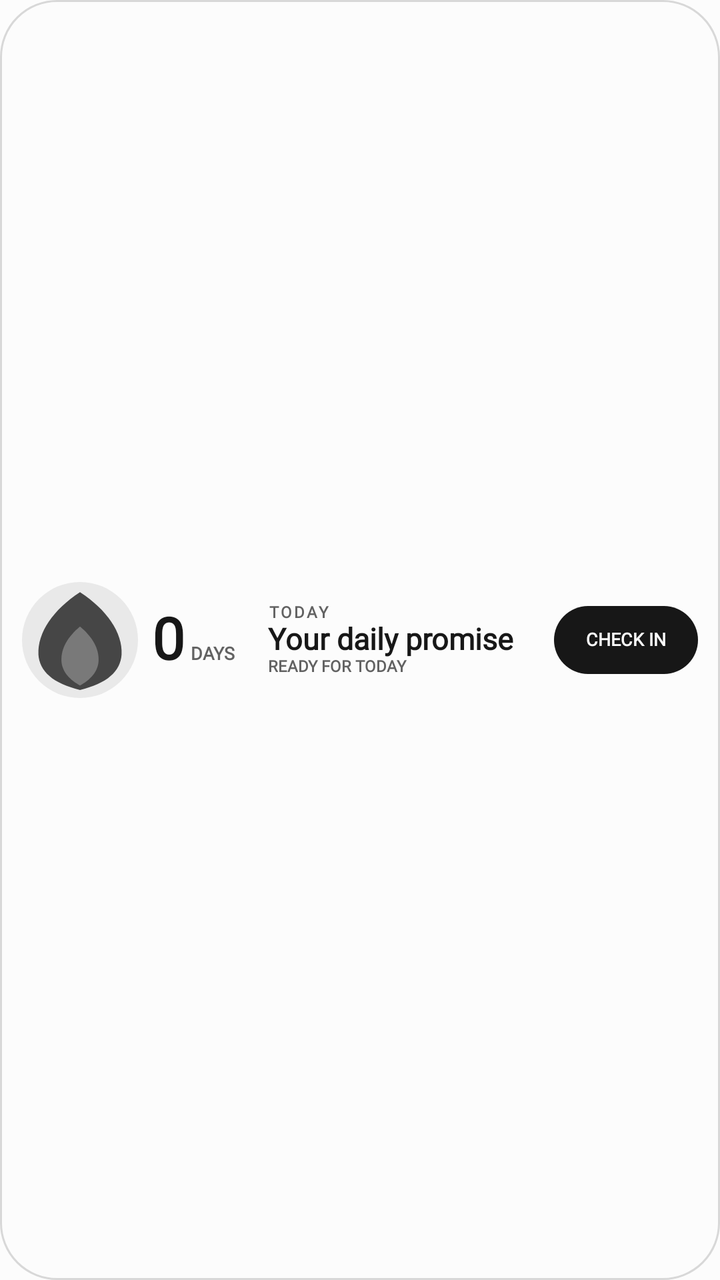
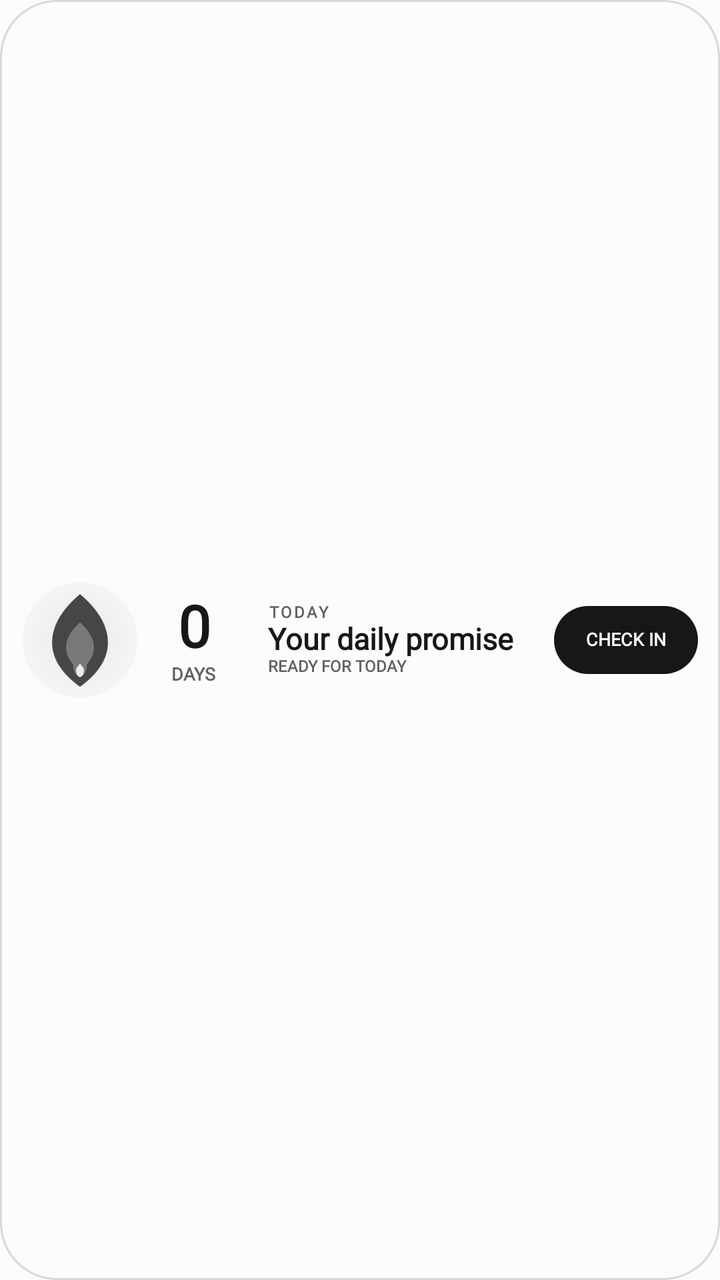

Screens rendered from an Android XML layout before and after an edit, with the pre-edit source and the edit as a unified diff.
<!-- AndroidManifest.xml: application theme Theme.StreakWidget -->
<!-- res/layout/widget_layout_wide.xml -->
<?xml version="1.0" encoding="utf-8"?>
<FrameLayout xmlns:android="http://schemas.android.com/apk/res/android"
    android:id="@+id/widget_background"
    android:layout_width="match_parent"
    android:layout_height="match_parent"
    android:background="@drawable/widget_bg_shape"
    android:padding="11dp">

    <LinearLayout android:layout_width="match_parent" android:layout_height="match_parent" android:gravity="center_vertical" android:orientation="horizontal">
        <FrameLayout android:layout_width="58dp" android:layout_height="58dp">
            <ImageView android:id="@+id/widget_flame_glow" android:layout_width="58dp" android:layout_height="58dp" android:layout_gravity="center" android:contentDescription="@null" android:src="@drawable/widget_flame_glow" />
            <ImageView android:id="@+id/widget_flame_outer" android:layout_width="52dp" android:layout_height="52dp" android:layout_gravity="center" android:contentDescription="@null" android:src="@drawable/ic_widget_flame_outer" />
            <ImageView android:id="@+id/widget_flame_inner" android:layout_width="32dp" android:layout_height="32dp" android:layout_gravity="center_horizontal|bottom" android:layout_marginBottom="5dp" android:contentDescription="@null" android:src="@drawable/ic_widget_flame_inner" />
        </FrameLayout>
        <LinearLayout android:layout_width="56dp" android:layout_height="match_parent" android:gravity="center" android:orientation="vertical">
            <LinearLayout android:layout_width="wrap_content" android:layout_height="wrap_content" android:gravity="bottom" android:orientation="horizontal">
                <TextView android:id="@+id/widget_streak_count" style="@style/WidgetText" android:layout_width="wrap_content" android:layout_height="wrap_content" android:includeFontPadding="false" android:text="@string/widget_preview_count" android:textColor="@color/widget_text_primary" android:textSize="29sp" android:textStyle="bold" />
                <TextView android:id="@+id/widget_streak_label" style="@style/WidgetText" android:layout_width="wrap_content" android:layout_height="wrap_content" android:layout_marginStart="3dp" android:includeFontPadding="false" android:text="@string/widget_preview_days" android:textColor="@color/widget_text_muted" android:textSize="9sp" android:textStyle="bold" />
            </LinearLayout>
        </LinearLayout>
        <LinearLayout android:layout_width="0dp" android:layout_height="match_parent" android:layout_marginStart="9dp" android:layout_weight="1" android:gravity="center_vertical" android:orientation="vertical">
            <TextView android:id="@+id/widget_eyebrow" style="@style/WidgetText" android:layout_width="match_parent" android:layout_height="wrap_content" android:includeFontPadding="false" android:letterSpacing="0.14" android:text="@string/widget_preview_today" android:textColor="@color/widget_text_muted" android:textSize="8sp" android:textStyle="bold" />
            <TextView android:id="@+id/widget_habit_name" style="@style/WidgetText" android:layout_width="match_parent" android:layout_height="wrap_content" android:ellipsize="end" android:includeFontPadding="false" android:maxLines="1" android:text="@string/widget_preview_goal" android:textColor="@color/widget_text_primary" android:textSize="15sp" android:textStyle="bold" />
            <TextView android:id="@+id/widget_status" style="@style/WidgetText" android:layout_width="match_parent" android:layout_height="wrap_content" android:ellipsize="end" android:includeFontPadding="false" android:maxLines="1" android:text="@string/widget_preview_status" android:textColor="@color/widget_text_muted" android:textSize="8sp" android:textStyle="bold" />
            <TextView android:id="@+id/widget_task_progress" style="@style/WidgetText" android:layout_width="match_parent" android:layout_height="wrap_content" android:ellipsize="end" android:includeFontPadding="false" android:maxLines="1" android:textColor="@color/widget_text_muted" android:textSize="9sp" android:textStyle="bold" android:visibility="gone" />
        </LinearLayout>
        <TextView android:id="@+id/widget_check_in" style="@style/WidgetText" android:layout_width="72dp" android:layout_height="34dp" android:layout_marginStart="10dp" android:background="@drawable/widget_action_shape" android:gravity="center" android:includeFontPadding="false" android:text="@string/widget_preview_check_in" android:textColor="@color/widget_action_text" android:textSize="9sp" android:textStyle="bold" />
    </LinearLayout>
</FrameLayout>
<!-- resources referenced by this layout -->
<resources>
  <color name="widget_action_text">#FCFCFC</color>
  <color name="widget_text_muted">#626262</color>
  <color name="widget_text_primary">#171717</color>
  <!-- drawable ic_widget_flame_inner (drawable) -->
  <?xml version="1.0" encoding="utf-8"?>
  <vector xmlns:android="http://schemas.android.com/apk/res/android"
      android:width="100dp"
      android:height="100dp"
      android:viewportWidth="100"
      android:viewportHeight="100">
      <path
          android:fillColor="@color/widget_flame_idle_inner"
          android:pathData="M50,4 C69,20 80,38 79,58 C78,75 65,88 50,96 C35,88 22,75 21,58 C20,38 31,20 50,4 Z" />
  </vector>
  <!-- drawable ic_widget_flame_outer (drawable) -->
  <?xml version="1.0" encoding="utf-8"?>
  <vector xmlns:android="http://schemas.android.com/apk/res/android"
      android:width="100dp"
      android:height="100dp"
      android:viewportWidth="100"
      android:viewportHeight="100">
      <path
          android:fillColor="@color/widget_flame_idle_outer"
          android:pathData="M50,4 C76,21 91,43 90,64 C89,80 76,92 50,98 C24,92 11,80 10,64 C9,43 24,21 50,4 Z" />
  </vector>
  <!-- drawable widget_action_shape (drawable) -->
  <?xml version="1.0" encoding="utf-8"?>
  <shape xmlns:android="http://schemas.android.com/apk/res/android" android:shape="rectangle">
      <solid android:color="@color/widget_action_surface" />
      <corners android:radius="18dp" />
  </shape>
  <!-- drawable widget_bg_shape (drawable) -->
  <?xml version="1.0" encoding="utf-8"?>
  <shape xmlns:android="http://schemas.android.com/apk/res/android" android:shape="rectangle">
      <solid android:color="@color/widget_surface" />
      <corners android:radius="28dp" />
      <stroke
          android:width="1dp"
          android:color="@color/widget_outline" />
  </shape>
  <!-- drawable widget_flame_glow (drawable) -->
  <?xml version="1.0" encoding="utf-8"?>
  <shape xmlns:android="http://schemas.android.com/apk/res/android" android:shape="oval">
      <solid android:color="@color/widget_flame_idle_glow" />
  </shape>
  <string name="widget_preview_check_in">CHECK IN</string>
  <string name="widget_preview_count">0</string>
  <string name="widget_preview_days">DAYS</string>
  <string name="widget_preview_goal">Your daily promise</string>
  <string name="widget_preview_status">READY FOR TODAY</string>
  <string name="widget_preview_today">TODAY</string>
  <style name="WidgetText">
          <item name="android:fontFamily">serif</item>
      </style>
  <style name="Theme.StreakWidget" parent="android:Theme.Material.Light.NoActionBar">
          <item name="android:windowBackground">#FCFCFC</item>
          <item name="android:colorAccent">#151515</item>
          <item name="android:statusBarColor">#FCFCFC</item>
          <item name="android:navigationBarColor">#FCFCFC</item>
          <item name="android:windowLightStatusBar">true</item>
          <item name="android:windowNoTitle">true</item>
      </style>
  <color name="widget_flame_idle_inner">#797979</color>
  <color name="widget_flame_idle_outer">#464646</color>
  <color name="widget_action_surface">#171717</color>
  <color name="widget_surface">#FCFCFC</color>
  <color name="widget_outline">#D8D8D8</color>
  <color name="widget_flame_idle_glow">#14171717</color>
</resources>

<!-- the commit's change to res/layout/widget_layout_wide.xml (unified diff, before → after) -->
@@ -10,12 +10,13 @@
         <FrameLayout android:layout_width="58dp" android:layout_height="58dp">
             <ImageView android:id="@+id/widget_flame_glow" android:layout_width="58dp" android:layout_height="58dp" android:layout_gravity="center" android:contentDescription="@null" android:src="@drawable/widget_flame_glow" />
             <ImageView android:id="@+id/widget_flame_outer" android:layout_width="52dp" android:layout_height="52dp" android:layout_gravity="center" android:contentDescription="@null" android:src="@drawable/ic_widget_flame_outer" />
+            <ImageView android:id="@+id/widget_flame_mid" android:layout_width="40dp" android:layout_height="40dp" android:layout_gravity="center" android:contentDescription="@null" android:src="@drawable/ic_widget_flame_mid" />
             <ImageView android:id="@+id/widget_flame_inner" android:layout_width="32dp" android:layout_height="32dp" android:layout_gravity="center_horizontal|bottom" android:layout_marginBottom="5dp" android:contentDescription="@null" android:src="@drawable/ic_widget_flame_inner" />
         </FrameLayout>
         <LinearLayout android:layout_width="56dp" android:layout_height="match_parent" android:gravity="center" android:orientation="vertical">
-            <LinearLayout android:layout_width="wrap_content" android:layout_height="wrap_content" android:gravity="bottom" android:orientation="horizontal">
-                <TextView android:id="@+id/widget_streak_count" style="@style/WidgetText" android:layout_width="wrap_content" android:layout_height="wrap_content" android:includeFontPadding="false" android:text="@string/widget_preview_count" android:textColor="@color/widget_text_primary" android:textSize="29sp" android:textStyle="bold" />
-                <TextView android:id="@+id/widget_streak_label" style="@style/WidgetText" android:layout_width="wrap_content" android:layout_height="wrap_content" android:layout_marginStart="3dp" android:includeFontPadding="false" android:text="@string/widget_preview_days" android:textColor="@color/widget_text_muted" android:textSize="9sp" android:textStyle="bold" />
+            <LinearLayout android:layout_width="56dp" android:layout_height="wrap_content" android:gravity="center" android:orientation="vertical">
+                <TextView android:id="@+id/widget_streak_count" style="@style/WidgetText" android:layout_width="50dp" android:layout_height="wrap_content" android:gravity="center" android:includeFontPadding="false" android:autoSizeTextType="uniform" android:autoSizeMinTextSize="15sp" android:autoSizeMaxTextSize="29sp" android:autoSizeStepGranularity="1sp" android:text="@string/widget_preview_count" android:textColor="@color/widget_text_primary" android:textSize="29sp" android:textStyle="bold" />
+                <TextView android:id="@+id/widget_streak_label" style="@style/WidgetText" android:layout_width="wrap_content" android:layout_height="wrap_content" android:layout_marginTop="1dp" android:includeFontPadding="false" android:text="@string/widget_preview_days" android:textColor="@color/widget_text_muted" android:textSize="9sp" android:textStyle="bold" />
             </LinearLayout>
         </LinearLayout>
         <LinearLayout android:layout_width="0dp" android:layout_height="match_parent" android:layout_marginStart="9dp" android:layout_weight="1" android:gravity="center_vertical" android:orientation="vertical">
<!-- resource entries referenced after the edit -->
@@ -10,9 +10,26 @@
       android:height="100dp"
       android:viewportWidth="100"
       android:viewportHeight="100">
+      
       <path
           android:fillColor="@color/widget_flame_idle_inner"
-          android:pathData="M50,4 C69,20 80,38 79,58 C78,75 65,88 50,96 C35,88 22,75 21,58 C20,38 31,20 50,4 Z" />
+          android:pathData="M50,44 C62,57 66,72 50,84 C34,72 38,57 50,44 Z" />
+      <path
+          android:fillColor="#FFFFFF"
+          android:pathData="M50,62 C55,67 57,71 56,76 C55,80 53,82 50,83 C47,82 45,80 44,76 C43,71 45,67 50,62 Z"
+          android:fillAlpha="0.85" />
+  </vector>
+  <!-- drawable ic_widget_flame_mid (drawable) -->
+  <?xml version="1.0" encoding="utf-8"?>
+  <vector xmlns:android="http://schemas.android.com/apk/res/android"
+      android:width="100dp"
+      android:height="100dp"
+      android:viewportWidth="100"
+      android:viewportHeight="100">
+      
+      <path
+          android:fillColor="@color/widget_flame_idle_inner"
+          android:pathData="M50,28 C68,44 78,66 50,89 C22,66 32,44 50,28 Z" />
   </vector>
   <!-- drawable ic_widget_flame_outer (drawable) -->
   <?xml version="1.0" encoding="utf-8"?>
@@ -21,9 +38,10 @@
       android:height="100dp"
       android:viewportWidth="100"
       android:viewportHeight="100">
+      
       <path
           android:fillColor="@color/widget_flame_idle_outer"
-          android:pathData="M50,4 C76,21 91,43 90,64 C89,80 76,92 50,98 C24,92 11,80 10,64 C9,43 24,21 50,4 Z" />
+          android:pathData="M50,6 C79,30 92,65 50,95 C8,65 21,30 50,6 Z" />
   </vector>
   <!-- drawable widget_action_shape (drawable) -->
   <?xml version="1.0" encoding="utf-8"?>
@@ -43,7 +61,13 @@
   <!-- drawable widget_flame_glow (drawable) -->
   <?xml version="1.0" encoding="utf-8"?>
   <shape xmlns:android="http://schemas.android.com/apk/res/android" android:shape="oval">
-      <solid android:color="@color/widget_flame_idle_glow" />
+      <gradient
+          android:centerX="0.5"
+          android:centerY="0.5"
+          android:endColor="@android:color/transparent"
+          android:gradientRadius="48dp"
+          android:startColor="@color/widget_flame_idle_glow"
+          android:type="radial" />
   </shape>
   <string name="widget_preview_check_in">CHECK IN</string>
   <string name="widget_preview_count">0</string>
